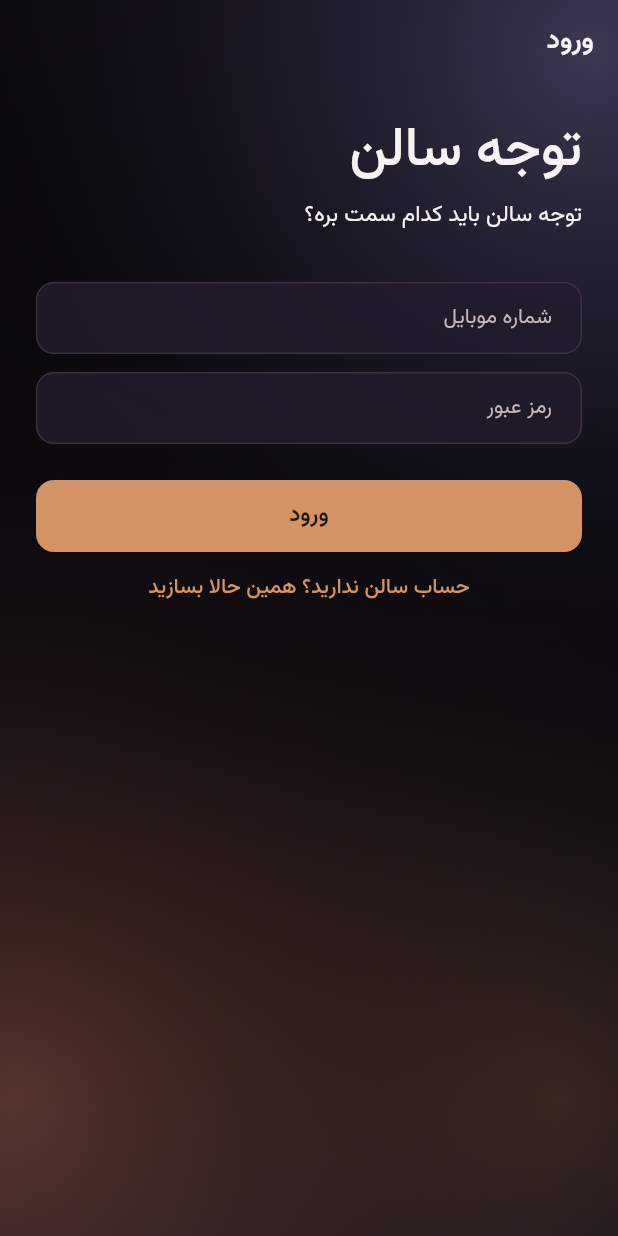
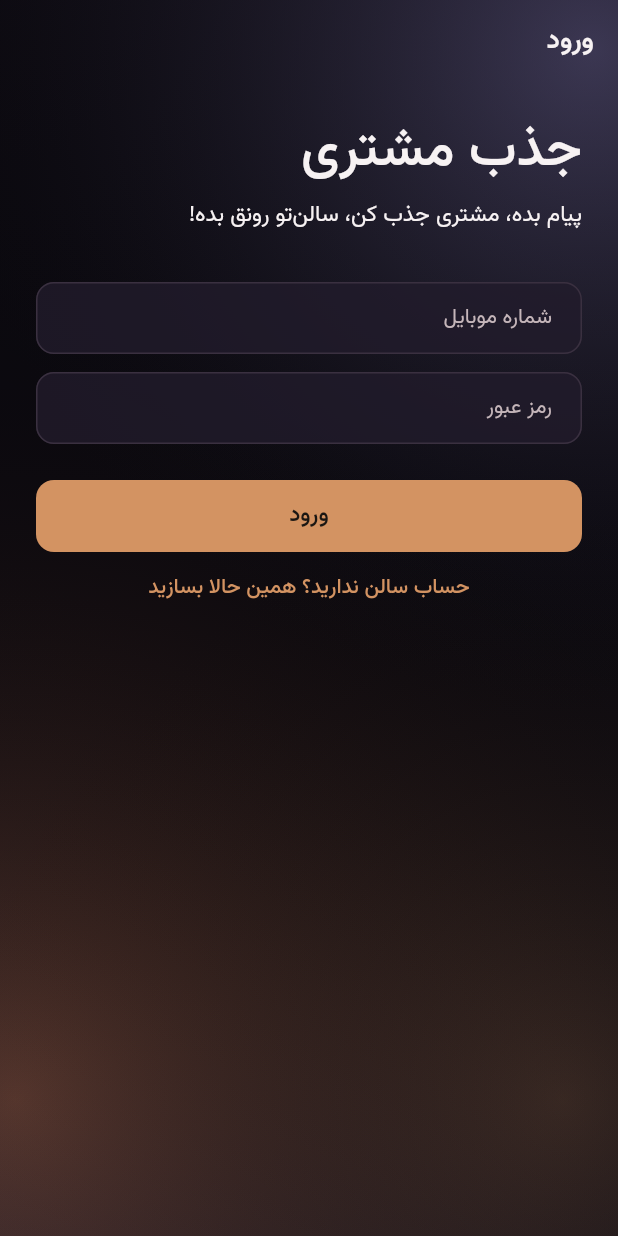
Before and after one commit to amirpanahi1382/salon, a Flutter app: the screen it shows after launch, on a phone screen of 412 x 824 dp. Run offline on Flutter 3.47's test engine with Material 3 defaults, Android fonts, the phone set to English and light mode, and no system bars; our stand-ins replace dio, file_picker, flutter_riverpod, flutter_secure_storage, go_router, shamsi_date; accounts and stored records are empty.

Commit message:
ui: update login page brand copy

```diff
--- a/apps/mobile/lib/shared/labels.dart
+++ b/apps/mobile/lib/shared/labels.dart
@@ -2,7 +2,7 @@ import 'jalali.dart';
 import 'models/models.dart';
 
 class AppStrings {
-  static const appName = 'توجه سالن';
+  static const appName = 'جذب مشتری';
   static const loginTitle = 'ورود';
   static const mobileNumber = 'شماره موبایل';
   static const confirmPassword = 'تکرار رمز عبور';
@@ -95,7 +95,7 @@ class AppStrings {
   static const deactivateServiceBody =
       'در مراجعه‌های جدید قابل انتخاب نخواهد بود، اما سوابق قبلی حفظ می‌شوند.';
   static const noServices = 'هنوز خدمتی ثبت نشده.';
-  static const attentionQuestion = 'توجه سالن باید کدام سمت بره؟';
+  static const attentionQuestion = 'پیام بده، مشتری جذب کن، سالن‌تو رونق بده!';
   static const caughtUpTitle = 'الان مورد فوری ندارید.';
   static const caughtUpBody = 'الان مشتری‌ای نیست که لازم باشد دنبالش بروید.';
   static const noCustomers = 'هنوز مشتری‌ای ثبت نشده.';
```
Also changed, not shown: 1 other file.
